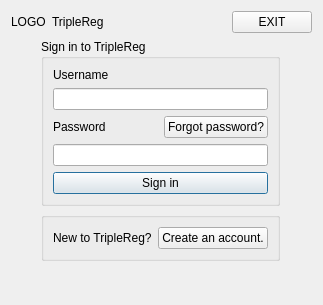
The window that TripleReg/dialogsinginuser.ui (ziemastz/SL) describes before a commit, drawn with Qt 5.
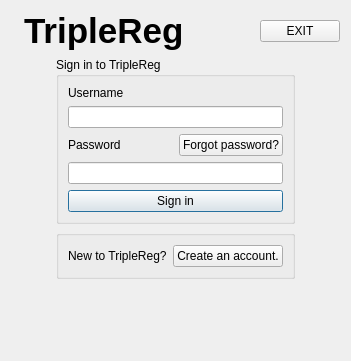
The same window after the commit. Icons and pictures are not drawn.

What changed in the file:
```diff
--- a/TripleReg/dialogsinginuser.ui
+++ b/TripleReg/dialogsinginuser.ui
@@ -6,8 +6,8 @@
    <rect>
     <x>0</x>
     <y>0</y>
-    <width>323</width>
-    <height>305</height>
+    <width>351</width>
+    <height>361</height>
    </rect>
   </property>
   <property name="windowTitle">
@@ -15,22 +15,47 @@
   </property>
   <layout class="QGridLayout" name="gridLayout_3">
    <item row="0" column="0" colspan="3">
-    <layout class="QHBoxLayout" name="horizontalLayout">
-     <item>
+    <layout class="QGridLayout" name="gridLayout_4">
+     <item row="0" column="0" rowspan="2">
       <widget class="QLabel" name="logo_label">
+       <property name="maximumSize">
+        <size>
+         <width>50</width>
+         <height>50</height>
+        </size>
+       </property>
        <property name="text">
-        <string>LOGO</string>
+        <string/>
        </property>
       </widget>
      </item>
-     <item>
+     <item row="0" column="4" rowspan="2">
+      <widget class="QPushButton" name="exit_pushButton">
+       <property name="text">
+        <string>EXIT</string>
+       </property>
+       <property name="autoDefault">
+        <bool>false</bool>
+       </property>
+      </widget>
+     </item>
+     <item row="0" column="1" rowspan="2" colspan="2">
       <widget class="QLabel" name="label_2">
+       <property name="font">
+        <font>
+         <pointsize>26</pointsize>
+         <bold>true</bold>
+        </font>
+       </property>
        <property name="text">
         <string>TripleReg</string>
        </property>
+       <property name="alignment">
+        <set>Qt::AlignBottom|Qt::AlignLeading|Qt::AlignLeft</set>
+       </property>
       </widget>
      </item>
-     <item>
+     <item row="0" column="3" rowspan="2">
       <spacer name="horizontalSpacer">
        <property name="orientation">
         <enum>Qt::Horizontal</enum>
@@ -43,16 +68,6 @@
        </property>
       </spacer>
      </item>
-     <item>
-      <widget class="QPushButton" name="exit_pushButton">
-       <property name="text">
-        <string>EXIT</string>
-       </property>
-       <property name="autoDefault">
-        <bool>false</bool>
-       </property>
-      </widget>
-     </item>
     </layout>
    </item>
    <item row="1" column="0" rowspan="2">
```
Left out of the diff: 6 changed lines with no effect on the pictures.
